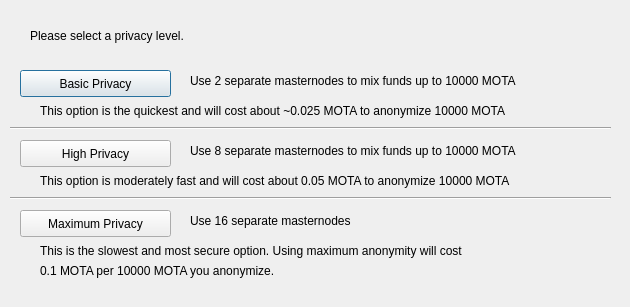
Qt form src/qt/forms/obfuscationconfig.ui (tofutim/mota) before a commit.
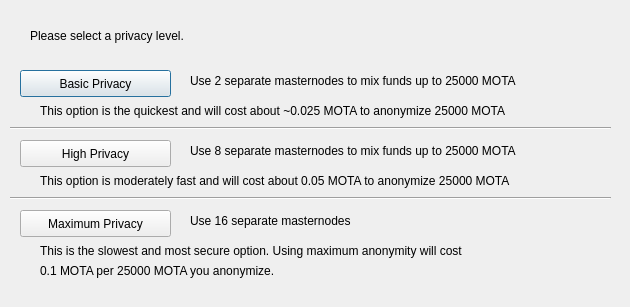
The same form after that commit.

```diff
--- a/src/qt/forms/obfuscationconfig.ui
+++ b/src/qt/forms/obfuscationconfig.ui
@@ -75,7 +75,7 @@
     </rect>
    </property>
    <property name="text">
-    <string>Use 2 separate masternodes to mix funds up to 10000 MOTA</string>
+    <string>Use 2 separate masternodes to mix funds up to 25000 MOTA</string>
    </property>
   </widget>
   <widget class="QLabel" name="label_3">
@@ -88,7 +88,7 @@
     </rect>
    </property>
    <property name="text">
-    <string>Use 8 separate masternodes to mix funds up to 10000 MOTA</string>
+    <string>Use 8 separate masternodes to mix funds up to 25000 MOTA</string>
    </property>
   </widget>
   <widget class="QLabel" name="label_4">
@@ -114,7 +114,7 @@
     </rect>
    </property>
    <property name="text">
-    <string>This option is the quickest and will cost about ~0.025 MOTA to anonymize 10000 MOTA</string>
+    <string>This option is the quickest and will cost about ~0.025 MOTA to anonymize 25000 MOTA</string>
    </property>
   </widget>
   <widget class="QLabel" name="label_7">
@@ -127,7 +127,7 @@
     </rect>
    </property>
    <property name="text">
-    <string>This option is moderately fast and will cost about 0.05 MOTA to anonymize 10000 MOTA</string>
+    <string>This option is moderately fast and will cost about 0.05 MOTA to anonymize 25000 MOTA</string>
    </property>
   </widget>
   <widget class="QLabel" name="label_8">
@@ -153,7 +153,7 @@
     </rect>
    </property>
    <property name="text">
-    <string>0.1 MOTA per 10000 MOTA you anonymize.</string>
+    <string>0.1 MOTA per 25000 MOTA you anonymize.</string>
    </property>
   </widget>
   <widget class="Line" name="line">
```
